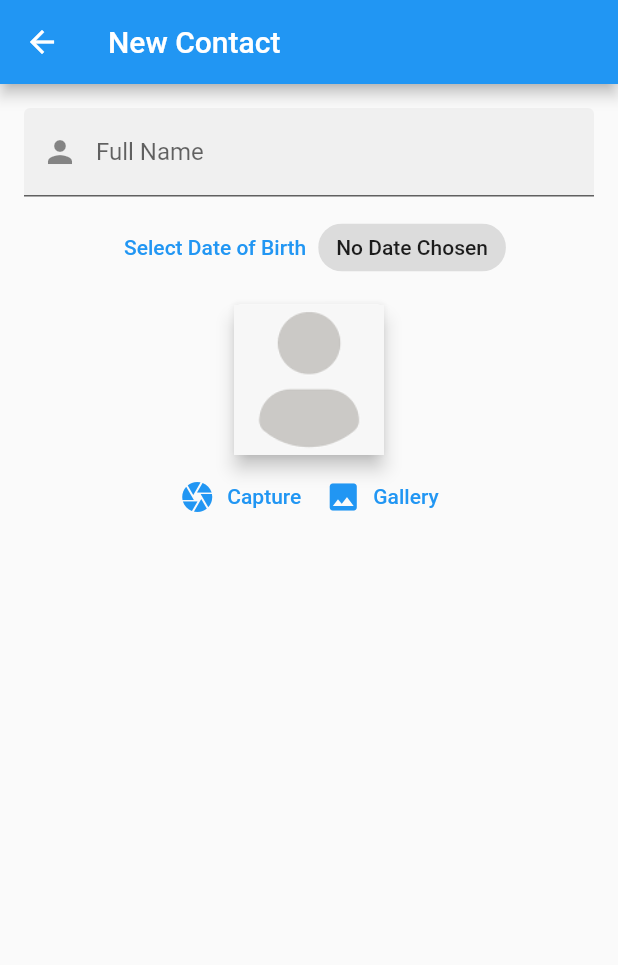
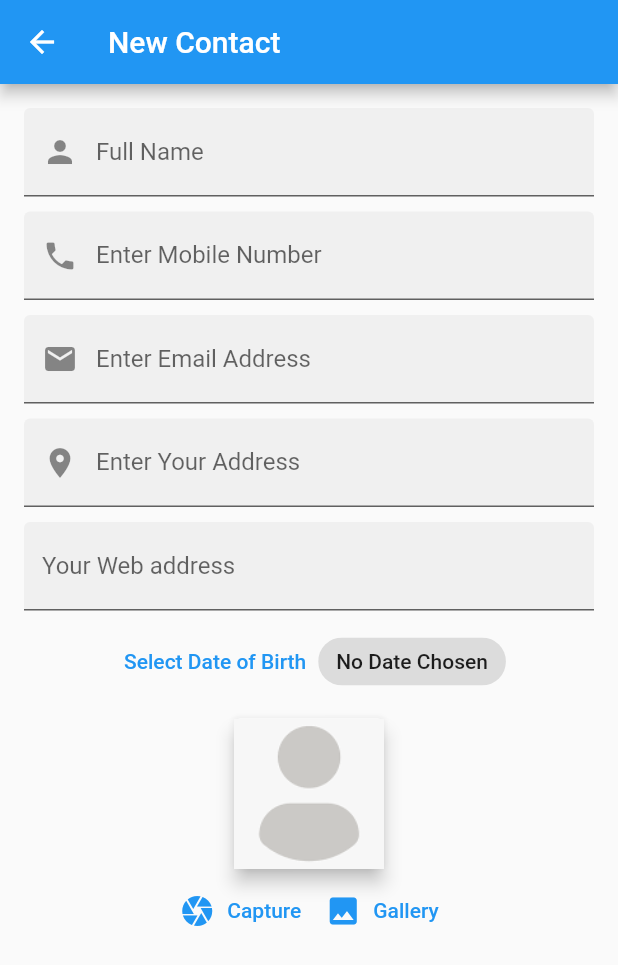
Before and after one commit to Ibrahim-K98han/Addressbook_Flutter_Application, a Flutter app: the NewContactPage screen opened by its route, on a phone screen of 412 x 824 dp. Shown: the top 965 px of the screen. Run offline on Flutter 3.47's test engine with Material 2 defaults, Android fonts, the phone set to English and light mode, and no system bars; our stand-ins replace image_picker.

Commit message:
all input field added

```diff
--- a/lib/pages/new_contact_page.dart
+++ b/lib/pages/new_contact_page.dart
@@ -14,6 +14,10 @@ class NewContactPage extends StatefulWidget {
 
 class _NewContactPageState extends State<NewContactPage> {
   final nameController = TextEditingController();
+  final mobileController = TextEditingController();
+  final emailController = TextEditingController();
+  final streetController = TextEditingController();
+  final websiteController = TextEditingController();
   String? dob;
   String? imagePath;
   ImageSource source = ImageSource.camera;
@@ -26,6 +30,10 @@ class _NewContactPageState extends State<NewContactPage> {
   @override
   void dispose() {
     nameController.dispose();
+    mobileController.dispose();
+    emailController.dispose();
+    streetController.dispose();
+    websiteController.dispose();
     super.dispose();
   }
 
@@ -45,6 +53,45 @@ class _NewContactPageState extends State<NewContactPage> {
               prefixIcon: Icon(Icons.person),
               filled: true,
               labelText: 'Full Name'
+            ),
+          ),
+          SizedBox(height: 10,),
+          TextField(
+            keyboardType: TextInputType.phone,
+            controller: mobileController,
+            decoration: InputDecoration(
+                prefixIcon: Icon(Icons.phone),
+                filled: true,
+                labelText: 'Enter Mobile Number'
+            ),
+          ),
+          SizedBox(height: 10,),
+          TextField(
+            keyboardType: TextInputType.emailAddress,
+            controller: emailController,
+            decoration: InputDecoration(
+                prefixIcon: Icon(Icons.email),
+                filled: true,
+                labelText: 'Enter Email Address'
+            ),
+          ),
+          SizedBox(height: 10,),
+          TextField(
+            keyboardType: TextInputType.streetAddress,
+            controller: streetController,
+            decoration: InputDecoration(
+                prefixIcon: Icon(Icons.place),
+                filled: true,
+                labelText: 'Enter Your Address'
+            ),
+          ),
+          SizedBox(height: 10,),
+          TextField(
+            keyboardType: TextInputType.text,
+            controller: websiteController,
+            decoration: InputDecoration(
+                filled: true,
+                labelText: 'Your Web address'
             ),
           ),
           SizedBox(height: 10,),
```
